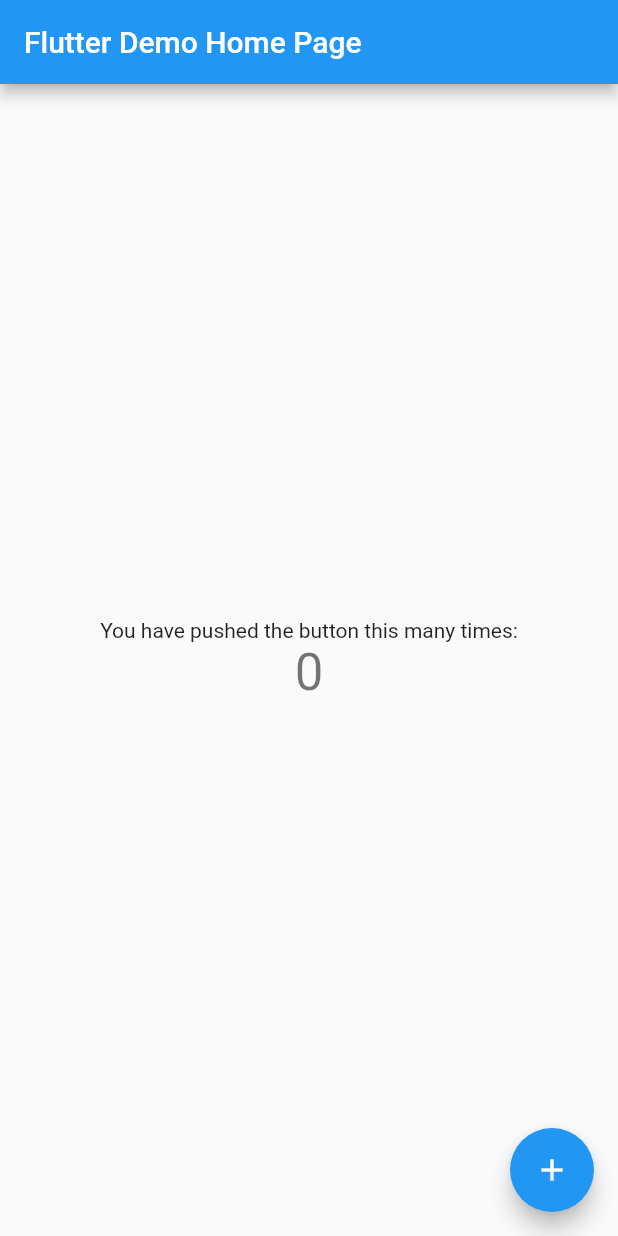
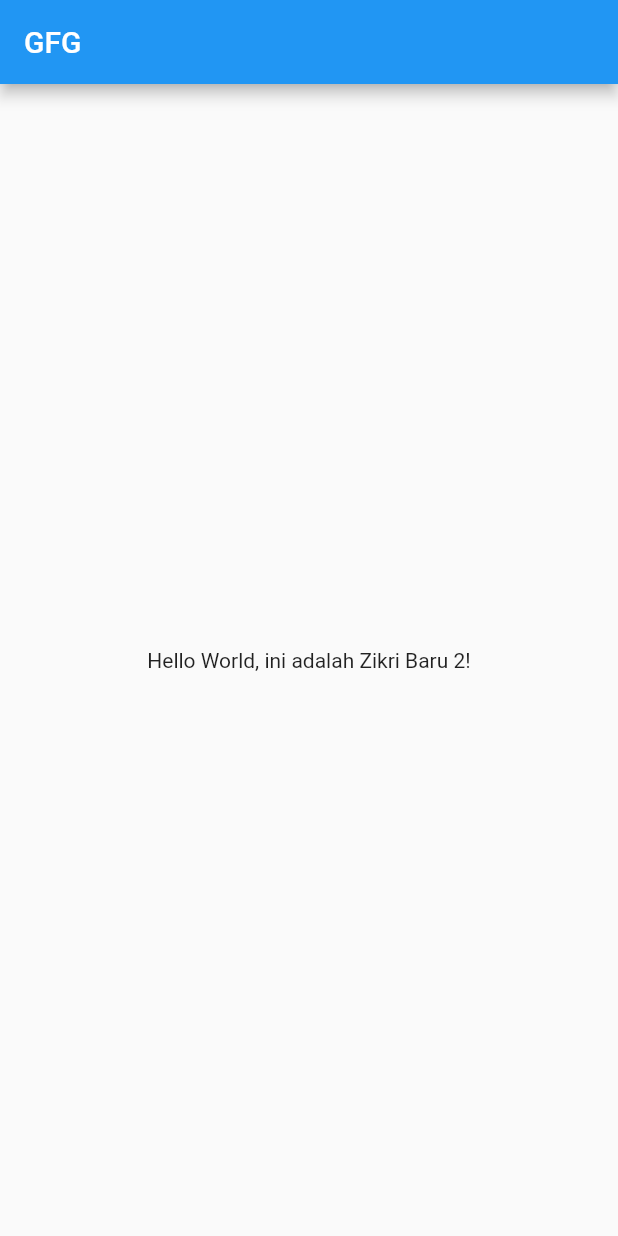
Before and after one commit to zikrikn/flutter-codespaces, a Flutter app: the screen it shows after launch, on a phone screen of 412 x 824 dp. Run offline on Flutter 3.47's test engine with Material 2 defaults, Android fonts, the phone set to English and light mode, and no system bars.

Commit message:
add some changes

```diff
--- a/lib/main.dart
+++ b/lib/main.dart
@@ -1,115 +1,25 @@
 import 'package:flutter/material.dart';
 
 void main() {
-  runApp(const MyApp());
+  runApp(const GeeksForGeeks());
 }
 
-class MyApp extends StatelessWidget {
-  const MyApp({super.key});
-
-  // This widget is the root of your application.
-  @override
-  Widget build(BuildContext context) {
-    return MaterialApp(
-      title: 'Flutter Demo',
-      theme: ThemeData(
-        // This is the theme of your application.
-        //
-        // Try running your application with "flutter run". You'll see the
-        // application has a blue toolbar. Then, without quitting the app, try
-        // changing the primarySwatch below to Colors.green and then invoke
-        // "hot reload" (press "r" in the console where you ran "flutter run",
-        // or simply save your changes to "hot reload" in a Flutter IDE).
-        // Notice that the counter didn't reset back to zero; the application
-        // is not restarted.
-        primarySwatch: Colors.blue,
-      ),
-      home: const MyHomePage(title: 'Flutter Demo Home Page'),
-    );
-  }
-}
-
-class MyHomePage extends StatefulWidget {
-  const MyHomePage({super.key, required this.title});
-
-  // This widget is the home page of your application. It is stateful, meaning
-  // that it has a State object (defined below) that contains fields that affect
-  // how it looks.
-
-  // This class is the configuration for the state. It holds the values (in this
-  // case the title) provided by the parent (in this case the App widget) and
-  // used by the build method of the State. Fields in a Widget subclass are
-  // always marked "final".
-
-  final String title;
-
-  @override
-  State<MyHomePage> createState() => _MyHomePageState();
-}
-
-class _MyHomePageState extends State<MyHomePage> {
-  int _counter = 0;
-
-  void _incrementCounter() {
-    setState(() {
-      // This call to setState tells the Flutter framework that something has
-      // changed in this State, which causes it to rerun the build method below
-      // so that the display can reflect the updated values. If we changed
-      // _counter without calling setState(), then the build method would not be
-      // called again, and so nothing would appear to happen.
-      _counter++;
-    });
-  }
+class GeeksForGeeks extends StatelessWidget {
+  const GeeksForGeeks({Key? key}) : super(key: key);
 
   @override
   Widget build(BuildContext context) {
-    // This method is rerun every time setState is called, for instance as done
-    // by the _incrementCounter method above.
-    //
-    // The Flutter framework has been optimized to make rerunning build methods
-    // fast, so that you can just rebuild anything that needs updating rather
-    // than having to individually change instances of widgets.
-    return Scaffold(
+    // Material App
+    return MaterialApp(
+
+        // Scaffold Widget
+        home: Scaffold(
       appBar: AppBar(
-        // Here we take the value from the MyHomePage object that was created by
-        // the App.build method, and use it to set our appbar title.
-        title: Text(widget.title),
+        // AppBar takes a Text Widget
+        // in it's title parameter
+        title: const Text('GFG'),
       ),
-      body: Center(
-        // Center is a layout widget. It takes a single child and positions it
-        // in the middle of the parent.
-        child: Column(
-          // Column is also a layout widget. It takes a list of children and
-          // arranges them vertically. By default, it sizes itself to fit its
-          // children horizontally, and tries to be as tall as its parent.
-          //
-          // Invoke "debug painting" (press "p" in the console, choose the
-          // "Toggle Debug Paint" action from the Flutter Inspector in Android
-          // Studio, or the "Toggle Debug Paint" command in Visual Studio Code)
-          // to see the wireframe for each widget.
-          //
-          // Column has various properties to control how it sizes itself and
-          // how it positions its children. Here we use mainAxisAlignment to
-          // center the children vertically; the main axis here is the vertical
-          // axis because Columns are vertical (the cross axis would be
-          // horizontal).
-          mainAxisAlignment: MainAxisAlignment.center,
-          children: <Widget>[
-            const Text(
-              'You have pushed the button this many times:',
-            ),
-            Text(
-              '$_counter',
-              style: Theme.of(context).textTheme.headlineMedium,
-            ),
-          ],
-        ),
-      ),
-      floatingActionButton: FloatingActionButton(
-        onPressed: _incrementCounter,
-        tooltip: 'Increment',
-        child: const Icon(Icons.add),
-      ), // This trailing comma makes auto-formatting nicer for build methods.
-    );
+      body: const Center(child: Text('Hello World, ini adalah Zikri Baru 2!')),
+    ));
   }
 }
--- a/samples/cs310-basic-demo/lib/main.dart
+++ /dev/null
@@ -1,32 +0,0 @@
-import 'package:flutter/material.dart';
-import 'package:cs310_flutter_demo/app.dart';
-import 'package:cs310_flutter_demo/state.dart';
-import 'package:provider/provider.dart';
-
-void main() {
-  runApp(const MyApp());
-}
-
-class MyApp extends StatelessWidget {
-  const MyApp({super.key});
-
-  @override
-  Widget build(BuildContext context) {
-    return MaterialApp(
-      title: 'Flutter Demo',
-      home: Scaffold(
-        // This is the big blue bar at the top.
-        appBar: AppBar(
-          title: const Text('Magical Image Retriever'),
-        ),
-
-        // This is the app body, including the state provider.
-        // See app.dart to start writing code for the body.
-        body: ChangeNotifierProvider(
-          create: (context) => MyState(),
-          child: const AppBody(),
-        ),
-      ),
-    );
-  }
-}
--- a/samples/flutter-starter/lib/main.dart
+++ /dev/null
@@ -1,115 +0,0 @@
-import 'package:flutter/material.dart';
-
-void main() {
-  runApp(const MyApp());
-}
-
-class MyApp extends StatelessWidget {
-  const MyApp({super.key});
-
-  // This widget is the root of your application.
-  @override
-  Widget build(BuildContext context) {
-    return MaterialApp(
-      title: 'Flutter Demo',
-      theme: ThemeData(
-        // This is the theme of your application.
-        //
-        // Try running your application with "flutter run". You'll see the
-        // application has a blue toolbar. Then, without quitting the app, try
-        // changing the primarySwatch below to Colors.green and then invoke
-        // "hot reload" (press "r" in the console where you ran "flutter run",
-        // or simply save your changes to "hot reload" in a Flutter IDE).
-        // Notice that the counter didn't reset back to zero; the application
-        // is not restarted.
-        primarySwatch: Colors.blue,
-      ),
-      home: const MyHomePage(title: 'Flutter Demo Home Page'),
-    );
-  }
-}
-
-class MyHomePage extends StatefulWidget {
-  const MyHomePage({super.key, required this.title});
-
-  // This widget is the home page of your application. It is stateful, meaning
-  // that it has a State object (defined below) that contains fields that affect
-  // how it looks.
-
-  // This class is the configuration for the state. It holds the values (in this
-  // case the title) provided by the parent (in this case the App widget) and
-  // used by the build method of the State. Fields in a Widget subclass are
-  // always marked "final".
-
-  final String title;
-
-  @override
-  State<MyHomePage> createState() => _MyHomePageState();
-}
-
-class _MyHomePageState extends State<MyHomePage> {
-  int _counter = 0;
-
-  void _incrementCounter() {
-    setState(() {
-      // This call to setState tells the Flutter framework that something has
-      // changed in this State, which causes it to rerun the build method below
-      // so that the display can reflect the updated values. If we changed
-      // _counter without calling setState(), then the build method would not be
-      // called again, and so nothing would appear to happen.
-      _counter++;
-    });
-  }
-
-  @override
-  Widget build(BuildContext context) {
-    // This method is rerun every time setState is called, for instance as done
-    // by the _incrementCounter method above.
-    //
-    // The Flutter framework has been optimized to make rerunning build methods
-    // fast, so that you can just rebuild anything that needs updating rather
-    // than having to individually change instances of widgets.
-    return Scaffold(
-      appBar: AppBar(
-        // Here we take the value from the MyHomePage object that was created by
-        // the App.build method, and use it to set our appbar title.
-        title: Text(widget.title),
-      ),
-      body: Center(
-        // Center is a layout widget. It takes a single child and positions it
-        // in the middle of the parent.
-        child: Column(
-          // Column is also a layout widget. It takes a list of children and
-          // arranges them vertically. By default, it sizes itself to fit its
-          // children horizontally, and tries to be as tall as its parent.
-          //
-          // Invoke "debug painting" (press "p" in the console, choose the
-          // "Toggle Debug Paint" action from the Flutter Inspector in Android
-          // Studio, or the "Toggle Debug Paint" command in Visual Studio Code)
-          // to see the wireframe for each widget.
-          //
-          // Column has various properties to control how it sizes itself and
-          // how it positions its children. Here we use mainAxisAlignment to
-          // center the children vertically; the main axis here is the vertical
-          // axis because Columns are vertical (the cross axis would be
-          // horizontal).
-          mainAxisAlignment: MainAxisAlignment.center,
-          children: <Widget>[
-            const Text(
-              'You have pushed the button this many times:',
-            ),
-            Text(
-              '$_counter',
-              style: Theme.of(context).textTheme.headlineMedium,
-            ),
-          ],
-        ),
-      ),
-      floatingActionButton: FloatingActionButton(
-        onPressed: _incrementCounter,
-        tooltip: 'Increment',
-        child: const Icon(Icons.add),
-      ), // This trailing comma makes auto-formatting nicer for build methods.
-    );
-  }
-}
```
Also changed, not shown: lib/models/user.dart (added, +19 -0 lines), samples/cs310-basic-demo/lib/app.dart (deleted, +0 -36 lines), samples/cs310-basic-demo/lib/state.dart (deleted, +0 -24 lines), samples/cs310-basic-demo/pubspec.yaml (deleted, +0 -92 lines), samples/flutter-starter/pubspec.yaml (deleted, +0 -90 lines), .devcontainer/devcontainer.json, 3 other files.
